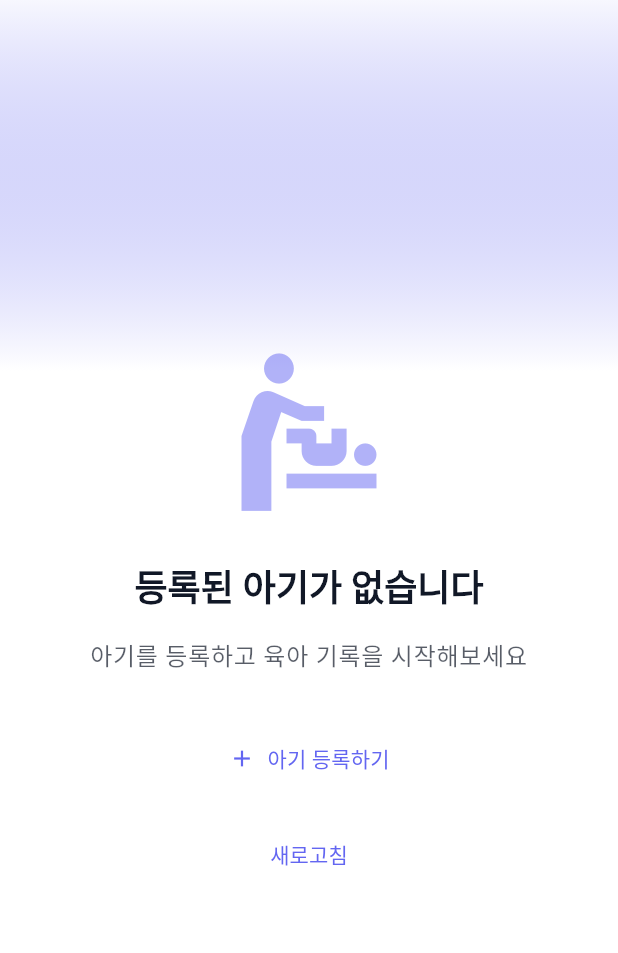
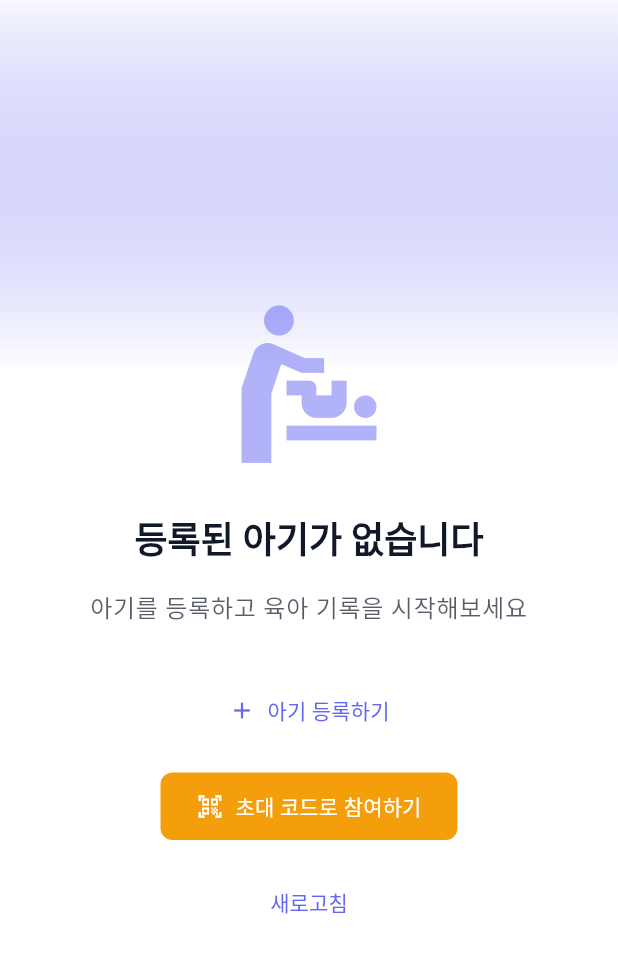
Before and after one commit to skyinthe-sea/bomt, a Flutter app: the HomeScreen screen opened directly, on a phone screen of 412 x 824 dp. Shown: the top 953 px of the screen. Run offline on Flutter 3.47's test engine with Material 3 defaults, Android fonts, the phone set to English and light mode, and no system bars; our stand-ins replace fl_chart, flutter_local_notifications, image_picker, persistent_bottom_nav_bar_v2, shared_preferences, supabase_flutter and 1 more; missing offline and left inert: kakao_flutter_sdk, kakao_flutter_sdk_user; accounts and stored records are empty; generated files the repository leaves out were written again.

Commit message:
홈 화면에 초대 코드로 참여하기 버튼 추가
- 아기가 등록되어 있지 않을 때 보이는 _buildNoBabyScreen에 "초대 코드로 참여하기" 버튼 추가
- SimpleInviteScreen으로 이동하는 네비게이션 기능 구현
- 버튼 스타일링을 secondary 컬러로 설정하여 구분

🤖 Generated with [Claude Code](https://claude.ai/code)

Co-Authored-By: Claude <noreply@anthropic.com>

```diff
--- a/lib/src/features/home/presentation/screens/home_screen.dart
+++ b/lib/src/features/home/presentation/screens/home_screen.dart
@@ -42,6 +42,7 @@ import '../../../baby/data/repositories/supabase_baby_repository.dart';
 import '../../../baby/domain/entities/baby.dart' as BabyEntity;
 import 'package:image_picker/image_picker.dart';
 import 'card_settings_screen.dart';
+import '../../../invitation/presentation/screens/simple_invite_screen.dart';
 
 class HomeScreen extends StatefulWidget {
   final LocalizationProvider? localizationProvider;
@@ -1001,6 +1002,26 @@ class _HomeScreenState extends State<HomeScreen> with WidgetsBindingObserver {
               ),
             ),
             const SizedBox(height: 16),
+            ElevatedButton.icon(
+              onPressed: () {
+                Navigator.of(context).push(
+                  MaterialPageRoute(
+                    builder: (context) => const SimpleInviteScreen(),
+                  ),
+                );
+              },
+              icon: const Icon(Icons.qr_code_scanner),
+              label: const Text('초대 코드로 참여하기'),
+              style: ElevatedButton.styleFrom(
+                backgroundColor: theme.colorScheme.secondary,
+                foregroundColor: theme.colorScheme.onSecondary,
+                padding: const EdgeInsets.symmetric(
+                  horizontal: 24,
+                  vertical: 12,
+                ),
+              ),
+            ),
+            const SizedBox(height: 16),
             TextButton(
               onPressed: _loadData,
               child: const Text('새로고침'),
```
